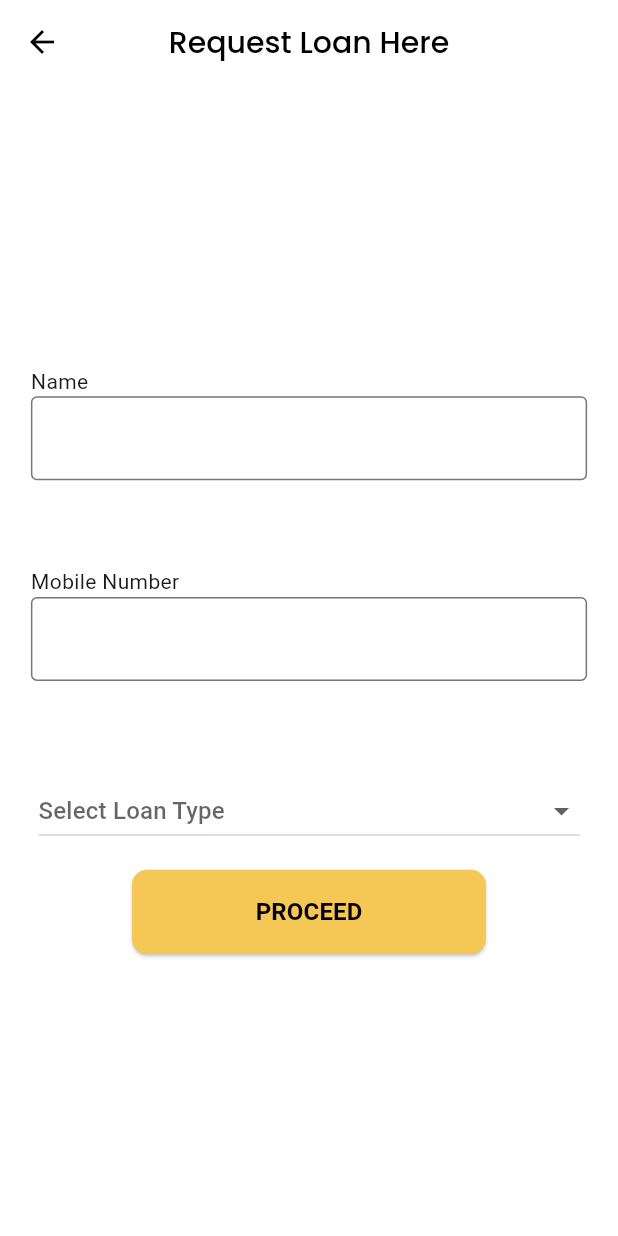
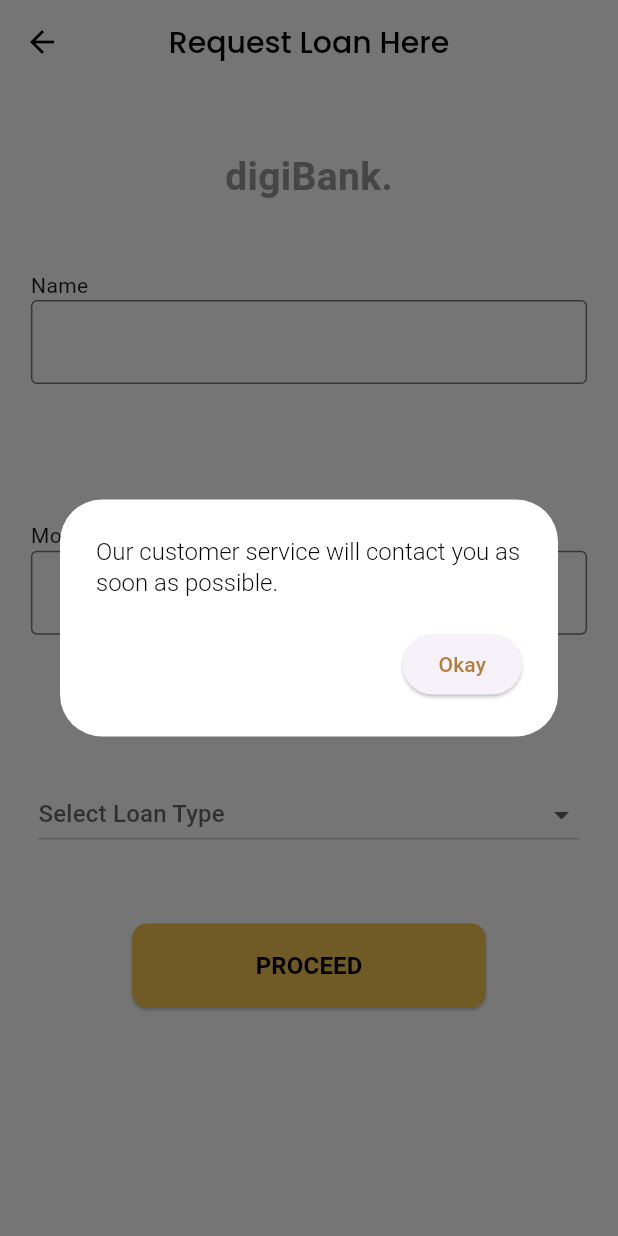
Before and after one commit to akarshbr/DigiBank, a Flutter app: the RequestLoanScreen screen opened directly, after a tap on "PROCEED", on a phone screen of 412 x 824 dp. Run offline on Flutter 3.47's test engine with Material 3 defaults, Android fonts, the phone set to English and light mode, and no system bars; our stand-ins replace carousel_slider, font_awesome_flutter, google_fonts, lottie, pinput, shared_preferences and 1 more; accounts and stored records are empty; Roboto replaces fonts that are missing (Kanit).

Commit message:
textstyle added/request loan screen modified/send mone screen modified

```diff
--- a/lib/core/constants/global_text_style.dart
+++ b/lib/core/constants/global_text_style.dart
@@ -81,6 +81,11 @@ class GLTextStyles {
     fontWeight: FontWeight.w500,
     color: ColorTheme.black,
   );
+  static TextStyle labeltxtBlk16300 = GoogleFonts.kanit(
+    fontSize: 16,
+    fontWeight: FontWeight.w300,
+    color: ColorTheme.black,
+  );
   static TextStyle labeltxtred16 = GoogleFonts.kanit(
     fontSize: 16,
     fontWeight: FontWeight.w500,
@@ -97,5 +102,10 @@ class GLTextStyles {
     color: ColorTheme.black,
   );
   static TextStyle bottomlabel = GoogleFonts.kanit(fontSize: 11);
+  static TextStyle maincolor16 = GoogleFonts.kanit(
+    fontSize: 16,
+    fontWeight: FontWeight.w400,
+    color: ColorTheme.darkClr,
+  );
 
 }
--- a/lib/main.dart
+++ b/lib/main.dart
@@ -13,7 +13,6 @@ import 'package:digibank/presentation/transaction_screen/controller/transaction_
 import 'package:flutter/material.dart';
 import 'package:flutter/services.dart';
 import 'package:provider/provider.dart';
-
 import 'core/constants/colors.dart';
 import 'presentation/bottom_navigation_screen/controller/bottom_nav_controller.dart';
 
--- a/lib/presentation/home_screen/view/widget/buttons_for_loan.dart
+++ b/lib/presentation/home_screen/view/widget/buttons_for_loan.dart
@@ -23,7 +23,7 @@ class ButtonsForLoan extends StatelessWidget {
         mainAxisAlignment: MainAxisAlignment.spaceBetween,
         children: [
           GLMetrialButton(
-              route: const RequestLoanScreen(),
+              route: RequestLoanScreen(),
               width: size.width * .35,
               height: size.height * .065,
               color: ColorTheme.darkClr,
--- a/lib/presentation/request_loan_screen/view/request_loan_screen.dart
+++ b/lib/presentation/request_loan_screen/view/request_loan_screen.dart
@@ -3,17 +3,19 @@ import 'dart:developer';
 import 'package:digibank/presentation/request_loan_screen/controller/loan_type_controller.dart';
 import 'package:flutter/material.dart';
 import 'package:provider/provider.dart';
-
+import '../../../../core/constants/global_text_style.dart';
 import '../../../core/constants/colors.dart';
 import '../../../global_widget/global_appbar.dart';
 import '../../../global_widget/text_refactor.dart';
 import '../../../global_widget/title_and_textformfield.dart';
+import '../../home_screen/view/home.dart';
 
 class RequestLoanScreen extends StatelessWidget {
-  const RequestLoanScreen({super.key});
-
   @override
   Widget build(BuildContext context) {
+    var nameController = TextEditingController();
+    var mobController = TextEditingController();
+    // var typeController = TextEditingController();
     var size = MediaQuery.of(context).size;
     return Scaffold(
       appBar: GLAppBar(
@@ -25,16 +27,27 @@ class RequestLoanScreen extends StatelessWidget {
           icon: const Icon(color: Colors.black, Icons.arrow_back),
         ),
       ),
-      body: Center(
+      body: ListView(children: [
+        Center(
           child: SizedBox(
-          height: size.height * .5,
+            height: size.height * .8,
             width: size.width * 0.9,
             child: Column(
               mainAxisAlignment: MainAxisAlignment.spaceEvenly,
               children: [
-              const TitleAndTextFormField(text: "Name"),
-              const TitleAndTextFormField(text: "Mobile Number"),
-              Consumer<LoanTypeController>(builder: (context, operatorController, _) {
+                Center(
+                    child: Text(
+                  'digiBank.',
+                  style: GLTextStyles.digiBankGrey,
+                )),
+                TitleAndTextFormField(
+                    text: "Name", textEditingController: nameController),
+                TitleAndTextFormField(
+                  text: "Mobile Number",
+                  textEditingController: mobController,
+                ),
+                Consumer<LoanTypeController>(
+                    builder: (context, operatorController, _) {
                   return DropdownButton<String>(
                     padding: const EdgeInsets.all(5),
                     isExpanded: true,
@@ -49,7 +62,27 @@ class RequestLoanScreen extends StatelessWidget {
                 }),
                 Center(
                   child: ElevatedButton(
+                    onPressed: () {
+                      showDialog(
+                          context: context,
+                          builder: (context) => AlertDialog(backgroundColor: Colors.white,
+                                  title: Text(
+                                    'Our customer service will contact you as soon as possible.',
+                                    style: GLTextStyles.labeltxtBlk16300,
+                                  ),
+                                  actions: [
+                                    ElevatedButton(
                                       onPressed: () {},
+                                      child: Text(
+                                        "Okay",
+                                        style: TextStyle(
+                                            color: ColorTheme.darkClr),
+                                      ),
+                                    )
+                                  ]));
+                      nameController.clear();
+                      mobController.clear();
+                    },
                     style: ElevatedButton.styleFrom(
                         backgroundColor: ColorTheme.mainClr,
                         padding: EdgeInsets.only(
@@ -57,32 +90,30 @@ class RequestLoanScreen extends StatelessWidget {
                             right: size.width * .2,
                             top: size.height * .02,
                             bottom: size.height * .02),
-                      shape: RoundedRectangleBorder(borderRadius: BorderRadius.circular(10))),
-                  child:
-                  const TextRefactor(text: "PROCEED", textSize: 16, textFontWeight: FontWeight.bold),
+                        shape: RoundedRectangleBorder(
+                            borderRadius: BorderRadius.circular(10))),
+                    child: const TextRefactor(
+                        text: "PROCEED",
+                        textSize: 16,
+                        textFontWeight: FontWeight.bold),
                   ),
                 )
               ],
             ),
           ),
         ),
+      ]),
     );
   }
 }
+
 List<DropdownMenuItem<String>> get dropdownItems {
   List<DropdownMenuItem<String>> menuItems = [
+    const DropdownMenuItem(value: "Home", child: ListTile(title: Text("Home"))),
     const DropdownMenuItem(
-        value: "Home",
-        child: ListTile(
-            title: Text("Home"))),
+        value: "Educational", child: ListTile(title: Text("Educational"))),
     const DropdownMenuItem(
-        value: "Educational",
-        child: ListTile(
-            title: Text("Educational"))),
-    const DropdownMenuItem(
-        value: "Vehicle",
-        child: ListTile(
-            title: Text("Vehicle"))),
+        value: "Vehicle", child: ListTile(title: Text("Vehicle"))),
   ];
   return menuItems;
 }
```
Also changed, not shown: lib/presentation/credit_score_screen/view/credit_score_screen.dart (+7 -0 lines), lib/presentation/send_money_screen/view/send_money_screen.dart (+18 -13 lines). Lines whose indentation alone changed are shown as unchanged.
